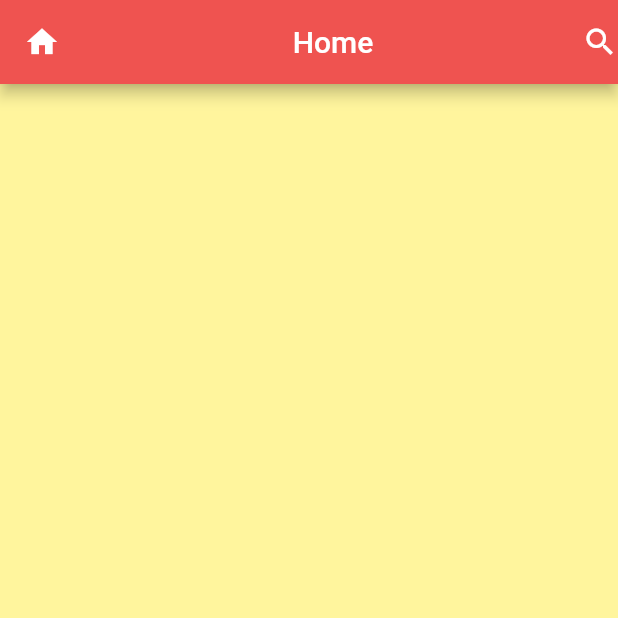
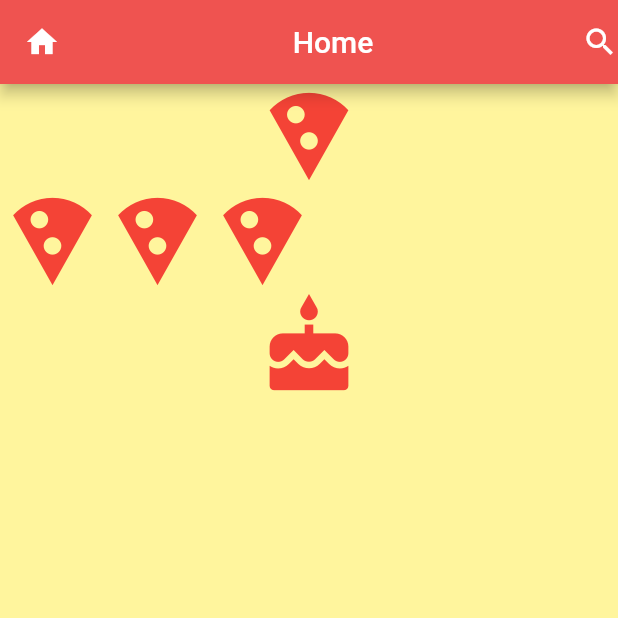
Before and after one commit to aluth313/latihan-flutter, a Flutter app: the screen it shows after launch, on a phone screen of 412 x 824 dp, the top half of it. Run offline on Flutter 3.47's test engine with Material 2 defaults, Android fonts, the phone set to English and light mode, and no system bars.

Commit message:
row dan column

```diff
--- a/lib/main.dart
+++ b/lib/main.dart
@@ -11,15 +11,46 @@ class HalHallo extends StatelessWidget {
   @override
   Widget build(BuildContext context) {
     return new Scaffold(
-      backgroundColor: Colors.yellow[200],
-      appBar: new AppBar(
-        backgroundColor: Colors.red[400],
-        leading: new Icon(Icons.home),
-        title: new Center(child: new Text("Home"),),
-        actions: <Widget>[
-          new Icon(Icons.search)
-        ],
-      ),
-    );
+        backgroundColor: Colors.yellow[200],
+        appBar: new AppBar(
+          backgroundColor: Colors.red[400],
+          leading: new Icon(Icons.home),
+          title: new Center(
+            child: new Text("Home"),
+          ),
+          actions: <Widget>[new Icon(Icons.search)],
+        ),
+        body: new Container(
+            child: new Column(
+          children: <Widget>[
+            new Icon(
+              Icons.local_pizza,
+              size: 70.0,
+              color: Colors.red,
+            ),
+            new Row(children: <Widget>[
+              new Icon(
+                Icons.local_pizza,
+                size: 70.0,
+                color: Colors.red,
+              ),
+              new Icon(
+                Icons.local_pizza,
+                size: 70.0,
+                color: Colors.red,
+              ),
+              new Icon(
+                Icons.local_pizza,
+                size: 70.0,
+                color: Colors.red,
+              ),
+            ]),
+            new Icon(
+              Icons.cake,
+              size: 70.0,
+              color: Colors.red,
+            )
+          ],
+        )));
   }
 }
```
